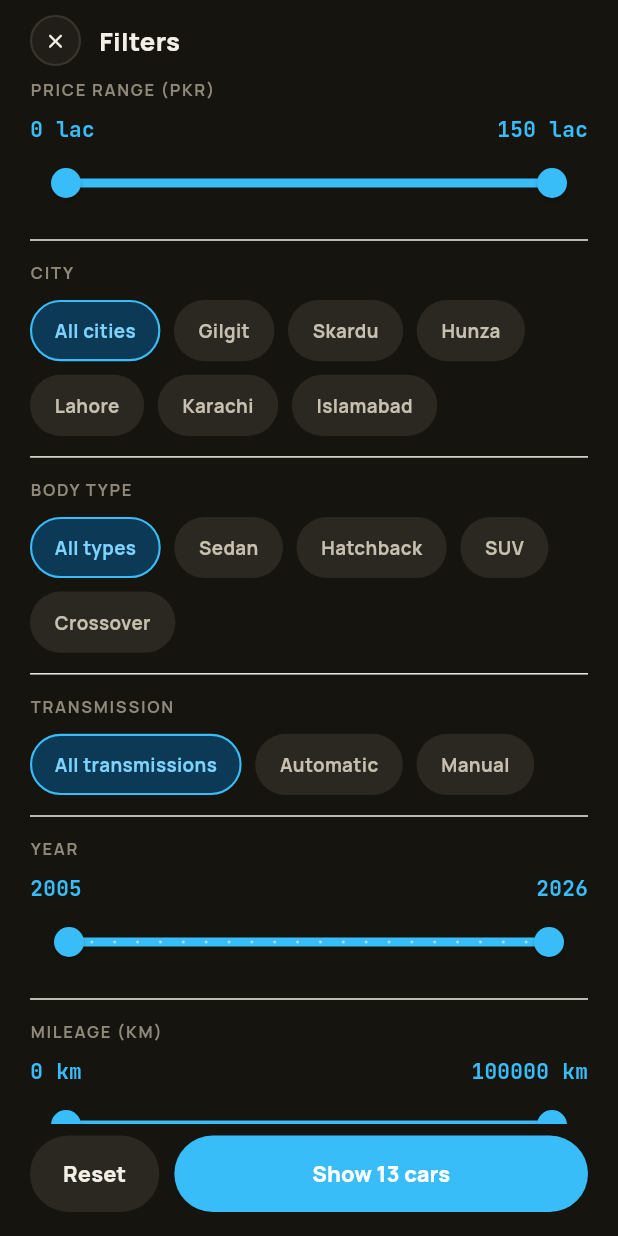
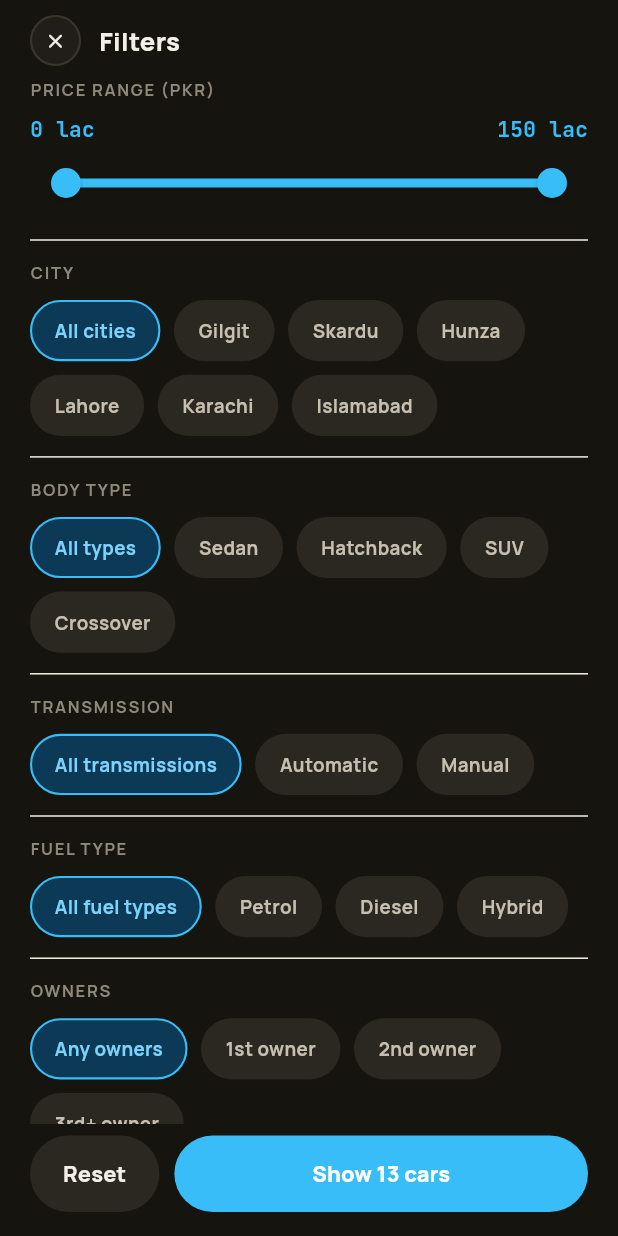
Before and after one commit to faizan-sattar/ncpcar.pk, a Flutter app: the HomeShell screen opened directly, item 2 of the bottom bar chosen, after a tap on the "tune" icon, on a phone screen of 412 x 824 dp. Run offline on Flutter 3.47's test engine with Material 3 defaults, Android fonts, the phone set to English and light mode, and no system bars; our stand-ins replace image_picker.

Commit message:
Open filters as a right-side sliding panel on wide screens; add Fuel type and Owner count filters
- Filter button (Home banner, header quick bar, Buy screen) now opens a docked right-side panel on tablet/desktop instead of a full-page navigation, mobile stays full-screen
- Add fuelType and ownerCount to CarListing, filterable via new Fuel type and Owners chips
- Car details spec grid shows real fuel/owner data instead of hardcoded placeholders

```diff
--- a/lib/models/car_listing.dart
+++ b/lib/models/car_listing.dart
@@ -14,6 +14,8 @@ class CarListing {
   final bool verified;
   final int plateIndex;
   final String photoCount;
+  final String fuelType;
+  final int ownerCount;
 
   const CarListing({
     required this.id,
@@ -29,6 +31,8 @@ class CarListing {
     required this.verified,
     required this.plateIndex,
     required this.photoCount,
+    this.fuelType = 'Petrol',
+    this.ownerCount = 1,
   });
 
   CarListing copyWith({bool? verified}) => CarListing(
@@ -45,9 +49,16 @@ class CarListing {
         verified: verified ?? this.verified,
         plateIndex: plateIndex,
         photoCount: photoCount,
+        fuelType: fuelType,
+        ownerCount: ownerCount,
       );
 
   String get mileageLabel => '${_km(mileageKm)} km';
+  String get ownerLabel => switch (ownerCount) {
+        1 => '1st owner',
+        2 => '2nd owner',
+        _ => '3rd+ owner',
+      };
   String get specLine => '$year · $mileageLabel · $transmission';
   String get specLineWithCity => '$year · $mileageLabel · $city';
 
@@ -78,6 +89,8 @@ const _initialListings = [
     verified: true,
     plateIndex: 0,
     photoCount: '1/14',
+    fuelType: 'Petrol',
+    ownerCount: 1,
   ),
   CarListing(
     id: 2,
@@ -93,6 +106,8 @@ const _initialListings = [
     verified: true,
     plateIndex: 1,
     photoCount: '1/10',
+    fuelType: 'Petrol',
+    ownerCount: 2,
   ),
   CarListing(
     id: 3,
@@ -108,6 +123,8 @@ const _initialListings = [
     verified: true,
     plateIndex: 2,
     photoCount: '1/9',
+    fuelType: 'Petrol',
+    ownerCount: 1,
   ),
   CarListing(
     id: 4,
@@ -123,6 +140,8 @@ const _initialListings = [
     verified: true,
     plateIndex: 3,
     photoCount: '1/16',
+    fuelType: 'Diesel',
+    ownerCount: 1,
   ),
   CarListing(
     id: 5,
@@ -138,6 +157,8 @@ const _initialListings = [
     verified: false,
     plateIndex: 4,
     photoCount: '1/8',
+    fuelType: 'Petrol',
+    ownerCount: 1,
   ),
   CarListing(
     id: 6,
@@ -153,6 +174,8 @@ const _initialListings = [
     verified: true,
     plateIndex: 5,
     photoCount: '1/11',
+    fuelType: 'Petrol',
+    ownerCount: 3,
   ),
   CarListing(
     id: 7,
@@ -168,6 +191,8 @@ const _initialListings = [
     verified: true,
     plateIndex: 6,
     photoCount: '1/9',
+    fuelType: 'Petrol',
+    ownerCount: 2,
   ),
   CarListing(
     id: 8,
@@ -183,6 +208,8 @@ const _initialListings = [
     verified: true,
     plateIndex: 7,
     photoCount: '1/12',
+    fuelType: 'Petrol',
+    ownerCount: 1,
   ),
   CarListing(
     id: 9,
@@ -198,6 +225,8 @@ const _initialListings = [
     verified: true,
     plateIndex: 8,
     photoCount: '1/18',
+    fuelType: 'Diesel',
+    ownerCount: 2,
   ),
   CarListing(
     id: 10,
@@ -213,6 +242,8 @@ const _initialListings = [
     verified: true,
     plateIndex: 9,
     photoCount: '1/7',
+    fuelType: 'Petrol',
+    ownerCount: 1,
   ),
   CarListing(
     id: 11,
@@ -228,6 +259,8 @@ const _initialListings = [
     verified: true,
     plateIndex: 10,
     photoCount: '1/20',
+    fuelType: 'Diesel',
+    ownerCount: 1,
   ),
   CarListing(
     id: 12,
@@ -243,6 +276,8 @@ const _initialListings = [
     verified: true,
     plateIndex: 11,
     photoCount: '1/13',
+    fuelType: 'Petrol',
+    ownerCount: 1,
   ),
   CarListing(
     id: 13,
@@ -258,6 +293,8 @@ const _initialListings = [
     verified: false,
     plateIndex: 12,
     photoCount: '1/6',
+    fuelType: 'Petrol',
+    ownerCount: 3,
   ),
   CarListing(
     id: 14,
@@ -273,6 +310,8 @@ const _initialListings = [
     verified: true,
     plateIndex: 13,
     photoCount: '1/22',
+    fuelType: 'Diesel',
+    ownerCount: 3,
   ),
   CarListing(
     id: 15,
@@ -288,6 +327,8 @@ const _initialListings = [
     verified: true,
     plateIndex: 14,
     photoCount: '1/10',
+    fuelType: 'Petrol',
+    ownerCount: 1,
   ),
   CarListing(
     id: 16,
@@ -303,6 +344,8 @@ const _initialListings = [
     verified: true,
     plateIndex: 15,
     photoCount: '1/15',
+    fuelType: 'Hybrid',
+    ownerCount: 2,
   ),
 ];
 
@@ -343,6 +386,8 @@ extension _WithId on CarListing {
         verified: verified,
         plateIndex: plateIndex,
         photoCount: photoCount,
+        fuelType: fuelType,
+        ownerCount: ownerCount,
       );
 }
 
--- a/lib/screens/buy_screen.dart
+++ b/lib/screens/buy_screen.dart
@@ -34,9 +34,7 @@ class _BuyScreenState extends State<BuyScreen> {
   }
 
   Future<void> _openFilters() async {
-    final result = await Navigator.of(context).push<CarFilters>(
-      MaterialPageRoute(builder: (_) => FiltersScreen(initialFilters: activeFilters.value)),
-    );
+    final result = await openFiltersPanel(context, activeFilters.value);
     if (result != null) activeFilters.value = result;
   }
 
--- a/lib/screens/car_details_screen.dart
+++ b/lib/screens/car_details_screen.dart
@@ -168,9 +168,9 @@ class _CarDetailsScreenState extends State<CarDetailsScreen> {
                       children: [
                         SpecItem(label: 'Year', value: '${car.year}', mono: true),
                         SpecItem(label: 'Mileage', value: car.mileageLabel, mono: true),
-                        const SpecItem(label: 'Fuel', value: 'Petrol'),
+                        SpecItem(label: 'Fuel', value: car.fuelType),
                         SpecItem(label: 'Transmission', value: car.transmission),
-                        const SpecItem(label: 'Engine', value: '1598 cc', mono: true),
+                        SpecItem(label: 'Owner', value: car.ownerLabel),
                         const SpecItem(label: 'Colour', value: 'Pearl White'),
                       ],
                     ),
--- a/lib/screens/filters_screen.dart
+++ b/lib/screens/filters_screen.dart
@@ -7,9 +7,13 @@ import '../widgets/common.dart';
 const kAllCities = 'All cities';
 const kAllBodyTypes = 'All types';
 const kAllTransmissions = 'All transmissions';
+const kAllFuelTypes = 'All fuel types';
+const kAllOwners = 'Any owners';
 const kCityOptions = [kAllCities, 'Gilgit', 'Skardu', 'Hunza', 'Lahore', 'Karachi', 'Islamabad'];
 const kBodyTypeOptions = [kAllBodyTypes, 'Sedan', 'Hatchback', 'SUV', 'Crossover'];
 const kTransmissionOptions = [kAllTransmissions, 'Automatic', 'Manual'];
+const kFuelTypeOptions = [kAllFuelTypes, 'Petrol', 'Diesel', 'Hybrid'];
+const kOwnerOptions = [kAllOwners, '1st owner', '2nd owner', '3rd+ owner'];
 const kMinPriceLac = 0.0;
 const kMaxPriceLac = 150.0;
 const kMinYear = 2005;
@@ -27,6 +31,8 @@ class CarFilters {
   final String city;
   final String bodyType;
   final String transmission;
+  final String fuelType;
+  final String owner;
   final bool verifiedOnly;
   final bool dealerOnly;
 
@@ -37,6 +43,8 @@ class CarFilters {
     this.city = kAllCities,
     this.bodyType = kAllBodyTypes,
     this.transmission = kAllTransmissions,
+    this.fuelType = kAllFuelTypes,
+    this.owner = kAllOwners,
     this.verifiedOnly = false,
     this.dealerOnly = false,
   });
@@ -52,6 +60,8 @@ class CarFilters {
     if (city != kAllCities && car.city != city) return false;
     if (bodyType != kAllBodyTypes && car.bodyType != bodyType) return false;
     if (transmission != kAllTransmissions && car.transmission != transmission) return false;
+    if (fuelType != kAllFuelTypes && car.fuelType != fuelType) return false;
+    if (owner != kAllOwners && car.ownerLabel != owner) return false;
     if (verifiedOnly && !car.verified) return false;
     if (dealerOnly && !car.isDealer) return false;
     return true;
@@ -69,6 +79,8 @@ class CarFilters {
         if (city != kAllCities) city,
         if (bodyType != kAllBodyTypes) bodyType,
         if (transmission != kAllTransmissions) transmission,
+        if (fuelType != kAllFuelTypes) fuelType,
+        if (owner != kAllOwners) owner,
         if (verifiedOnly) 'Verified only',
         if (dealerOnly) 'Dealer only',
       ];
@@ -80,6 +92,8 @@ class CarFilters {
     String? city,
     String? bodyType,
     String? transmission,
+    String? fuelType,
+    String? owner,
     bool? verifiedOnly,
     bool? dealerOnly,
   }) =>
@@ -90,6 +104,8 @@ class CarFilters {
         city: city ?? this.city,
         bodyType: bodyType ?? this.bodyType,
         transmission: transmission ?? this.transmission,
+        fuelType: fuelType ?? this.fuelType,
+        owner: owner ?? this.owner,
         verifiedOnly: verifiedOnly ?? this.verifiedOnly,
         dealerOnly: dealerOnly ?? this.dealerOnly,
       );
@@ -103,18 +119,68 @@ class CarFilters {
       other.city == city &&
       other.bodyType == bodyType &&
       other.transmission == transmission &&
+      other.fuelType == fuelType &&
+      other.owner == owner &&
       other.verifiedOnly == verifiedOnly &&
       other.dealerOnly == dealerOnly;
 
   @override
-  int get hashCode =>
-      Object.hash(priceLacRange, yearRange, mileageKmRange, city, bodyType, transmission, verifiedOnly, dealerOnly);
+  int get hashCode => Object.hash(
+        priceLacRange,
+        yearRange,
+        mileageKmRange,
+        city,
+        bodyType,
+        transmission,
+        fuelType,
+        owner,
+        verifiedOnly,
+        dealerOnly,
+      );
 }
 
 /// The filter criteria currently applied across the app — set from the Buy
 /// screen's own filter button or from the dashboard's quick-filter bar, and
 /// read by the Buy screen's listings feed either way.
 final activeFilters = ValueNotifier<CarFilters>(const CarFilters());
+
+/// Opens the filters UI. On wide (tablet/desktop) viewports it slides in as a
+/// panel docked to the right edge instead of taking over the whole screen;
+/// on phones it's a full-screen page, since there isn't room for a side panel.
+Future<CarFilters?> openFiltersPanel(BuildContext context, CarFilters initial) {
+  if (!context.isWide) {
+    return Navigator.of(context).push<CarFilters>(
+      MaterialPageRoute(builder: (_) => FiltersScreen(initialFilters: initial)),
+    );
+  }
+  final c = context.colors;
+  return showGeneralDialog<CarFilters>(
+    context: context,
+    barrierDismissible: true,
+    barrierLabel: 'Filters',
+    barrierColor: Colors.black.withValues(alpha: 0.4),
+    transitionDuration: const Duration(milliseconds: 240),
+    pageBuilder: (context, _, _) => Align(
+      alignment: Alignment.centerRight,
+      child: Material(
+        color: c.paper,
+        elevation: 8,
+        child: SizedBox(
+          width: 440,
+          height: double.infinity,
+          child: FiltersScreen(initialFilters: initial),
+        ),
+      ),
+    ),
+    transitionBuilder: (context, animation, _, child) {
+      final curved = CurvedAnimation(parent: animation, curve: Curves.easeOutCubic);
+      return SlideTransition(
+        position: Tween<Offset>(begin: const Offset(1, 0), end: Offset.zero).animate(curved),
+        child: child,
+      );
+    },
+  );
+}
 
 class FiltersScreen extends StatefulWidget {
   final CarFilters initialFilters;
@@ -218,6 +284,34 @@ class _FiltersScreenState extends State<FiltersScreen> {
                               label: t,
                               active: t == filters.transmission,
                               onTap: () => setState(() => filters = filters.copyWith(transmission: t)),
+                            ))
+                        .toList(),
+                  ),
+                  const Divider(height: 28),
+                  Text('FUEL TYPE', style: eyebrowStyle(c.ash)),
+                  const SizedBox(height: 10),
+                  Wrap(
+                    spacing: 9,
+                    runSpacing: 9,
+                    children: kFuelTypeOptions
+                        .map((f) => AppChip(
+                              label: f,
+                              active: f == filters.fuelType,
+                              onTap: () => setState(() => filters = filters.copyWith(fuelType: f)),
+                            ))
+                        .toList(),
+                  ),
+                  const Divider(height: 28),
+                  Text('OWNERS', style: eyebrowStyle(c.ash)),
+                  const SizedBox(height: 10),
+                  Wrap(
+                    spacing: 9,
+                    runSpacing: 9,
+                    children: kOwnerOptions
+                        .map((o) => AppChip(
+                              label: o,
+                              active: o == filters.owner,
+                              onTap: () => setState(() => filters = filters.copyWith(owner: o)),
                             ))
                         .toList(),
                   ),
--- a/lib/screens/home_screen.dart
+++ b/lib/screens/home_screen.dart
@@ -145,9 +145,7 @@ class HomeScreen extends StatelessWidget {
                         ),
                         GestureDetector(
                           onTap: () async {
-                            final result = await Navigator.of(context).push<CarFilters>(
-                              MaterialPageRoute(builder: (_) => FiltersScreen(initialFilters: activeFilters.value)),
-                            );
+                            final result = await openFiltersPanel(context, activeFilters.value);
                             if (result != null) apply(result);
                           },
                           child: Row(
@@ -380,9 +378,7 @@ class _QuickFilterBar extends StatelessWidget {
   const _QuickFilterBar({required this.onGoToTab});
 
   Future<void> _open(BuildContext context) async {
-    final result = await Navigator.of(context).push<CarFilters>(
-      MaterialPageRoute(builder: (_) => FiltersScreen(initialFilters: activeFilters.value)),
-    );
+    final result = await openFiltersPanel(context, activeFilters.value);
     if (result != null) {
       activeFilters.value = result;
       onGoToTab(1);
```
